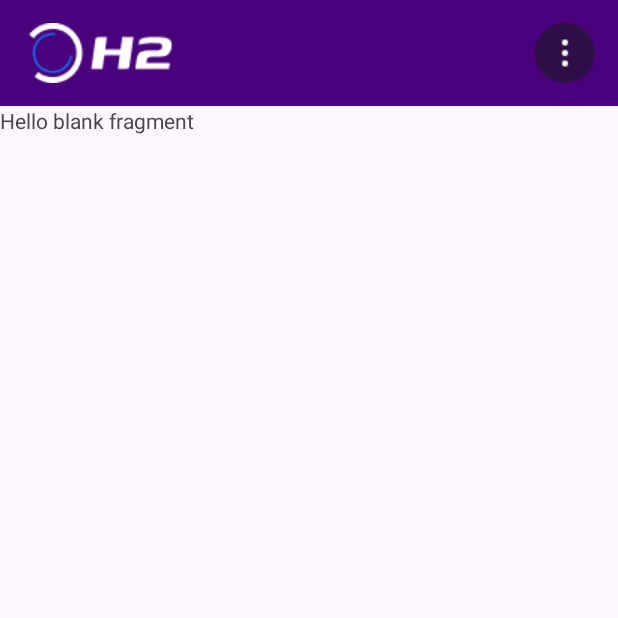
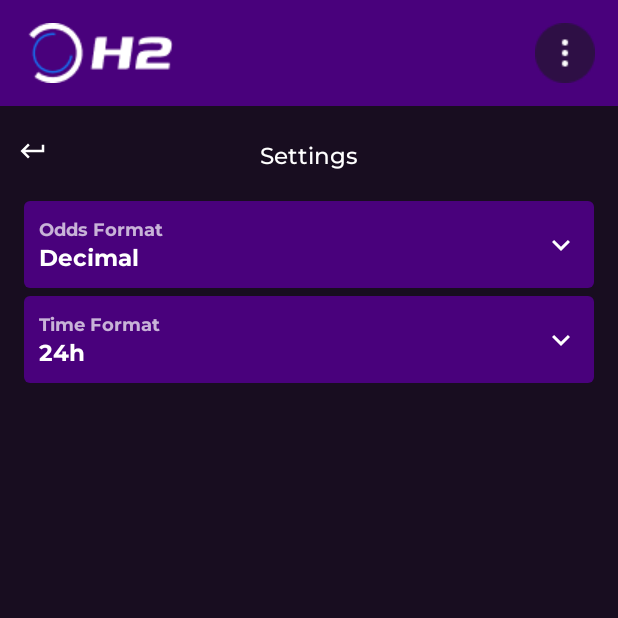
Before and after one commit to MisterEdinson/H2Bet, an Android app: the SettingsFragment screen opened through its navigation route, on a phone screen of 412 x 824 dp, the top half of it. Run offline under Robolectric (Android 15) with nearby library versions, the phone set to English and light mode, and no system bars.

Commit message:
add settings fragment

```diff
--- /dev/null
+++ b/app/src/main/res/drawable/ic_down.xml
@@ -0,0 +1,5 @@
+<vector android:height="24dp" android:tint="#FFFFFF"
+    android:viewportHeight="24" android:viewportWidth="24"
+    android:width="24dp" xmlns:android="http://schemas.android.com/apk/res/android">
+    <path android:fillColor="@android:color/white" android:pathData="M7.41,8.59L12,13.17l4.59,-4.58L18,10l-6,6 -6,-6 1.41,-1.41z"/>
+</vector>
--- a/app/src/main/res/layout/fragment_settings.xml
+++ b/app/src/main/res/layout/fragment_settings.xml
@@ -1,14 +1,57 @@
 <?xml version="1.0" encoding="utf-8"?>
-<FrameLayout xmlns:android="http://schemas.android.com/apk/res/android"
+<androidx.constraintlayout.widget.ConstraintLayout
+    xmlns:android="http://schemas.android.com/apk/res/android"
     xmlns:tools="http://schemas.android.com/tools"
+    xmlns:app="http://schemas.android.com/apk/res-auto"
+    android:background="#180D20"
     android:layout_width="match_parent"
     android:layout_height="match_parent"
     tools:context=".ui.settings.SettingsFragment">
 
-    <!-- TODO: Update blank fragment layout -->
+    <ImageView
+        android:id="@+id/btnReturn"
+        android:layout_width="wrap_content"
+        android:layout_height="wrap_content"
+        android:paddingVertical="20dp"
+        android:paddingHorizontal="12dp"
+        android:src="@drawable/ic_return"
+        app:layout_constraintStart_toStartOf="parent"
+        app:layout_constraintTop_toTopOf="parent" />
+
     <TextView
+        android:id="@+id/tvSettingsLabel"
+        android:layout_width="wrap_content"
+        android:layout_height="wrap_content"
+        android:layout_marginTop="22dp"
+        android:text="@string/settings"
+        android:textColor="@color/white"
+        android:textSize="15sp"
+        android:fontFamily="@font/montserrat_m"
+        app:layout_constraintEnd_toEndOf="parent"
+        app:layout_constraintStart_toStartOf="parent"
+        app:layout_constraintTop_toTopOf="parent" />
+
+    <include
+        android:id="@+id/incOdds"
+        layout="@layout/item_settings_odds"
         android:layout_width="match_parent"
-        android:layout_height="match_parent"
-        android:text="@string/hello_blank_fragment" />
+        android:layout_height="wrap_content"
+        android:layout_marginStart="16dp"
+        android:layout_marginTop="20dp"
+        android:layout_marginEnd="16dp"
+        app:layout_constraintEnd_toEndOf="parent"
+        app:layout_constraintStart_toStartOf="parent"
+        app:layout_constraintTop_toBottomOf="@+id/tvSettingsLabel" />
 
-</FrameLayout>
+    <include
+        layout="@layout/item_settings_time"
+        android:layout_width="match_parent"
+        android:layout_height="wrap_content"
+        android:layout_marginStart="16dp"
+        android:layout_marginTop="5dp"
+        android:layout_marginEnd="16dp"
+        app:layout_constraintEnd_toEndOf="parent"
+        app:layout_constraintStart_toStartOf="parent"
+        app:layout_constraintTop_toBottomOf="@+id/incOdds" />
+
+</androidx.constraintlayout.widget.ConstraintLayout>
--- /dev/null
+++ b/app/src/main/res/layout/item_settings_odds.xml
@@ -0,0 +1,41 @@
+<?xml version="1.0" encoding="utf-8"?>
+<androidx.constraintlayout.widget.ConstraintLayout
+    xmlns:android="http://schemas.android.com/apk/res/android"
+    android:layout_width="match_parent"
+    android:layout_height="wrap_content"
+    android:padding="10dp"
+    android:background="@drawable/item_league_bg"
+    xmlns:app="http://schemas.android.com/apk/res-auto">
+
+    <TextView
+        android:id="@+id/tvOddsLabel"
+        android:layout_width="wrap_content"
+        android:layout_height="wrap_content"
+        android:text="@string/odds_format"
+        android:fontFamily="@font/montserrat_b"
+        android:textSize="12sp"
+        android:textColor="#B3FFFFFF"
+        app:layout_constraintStart_toStartOf="parent"
+        app:layout_constraintTop_toTopOf="parent" />
+
+    <TextView
+        android:id="@+id/tvTypeOdds"
+        android:text="@string/decimal"
+        android:fontFamily="@font/montserrat_b"
+        android:textColor="@color/white"
+        android:textSize="15sp"
+        android:layout_width="wrap_content"
+        android:layout_height="wrap_content"
+        app:layout_constraintStart_toStartOf="parent"
+        app:layout_constraintTop_toBottomOf="@+id/tvOddsLabel" />
+
+    <ImageView
+        android:id="@+id/imgIndicatorOdds"
+        android:layout_width="wrap_content"
+        android:layout_height="wrap_content"
+        android:src="@drawable/ic_down"
+        app:layout_constraintBottom_toBottomOf="parent"
+        app:layout_constraintEnd_toEndOf="parent"
+        app:layout_constraintTop_toTopOf="parent" />
+
+</androidx.constraintlayout.widget.ConstraintLayout>
--- /dev/null
+++ b/app/src/main/res/layout/item_settings_time.xml
@@ -0,0 +1,41 @@
+<?xml version="1.0" encoding="utf-8"?>
+<androidx.constraintlayout.widget.ConstraintLayout
+    xmlns:android="http://schemas.android.com/apk/res/android"
+    xmlns:app="http://schemas.android.com/apk/res-auto"
+    android:padding="10dp"
+    android:background="@drawable/item_league_bg"
+    android:layout_width="match_parent"
+    android:layout_height="wrap_content">
+
+    <TextView
+        android:id="@+id/tvTimeLabel"
+        android:layout_width="wrap_content"
+        android:layout_height="wrap_content"
+        android:text="@string/time_format"
+        android:fontFamily="@font/montserrat_b"
+        android:textSize="12sp"
+        android:textColor="#B3FFFFFF"
+        app:layout_constraintStart_toStartOf="parent"
+        app:layout_constraintTop_toTopOf="parent" />
+
+    <TextView
+        android:id="@+id/tvTimeFormat"
+        android:text="@string/_24h"
+        android:fontFamily="@font/montserrat_b"
+        android:textColor="@color/white"
+        android:textSize="15sp"
+        android:layout_width="wrap_content"
+        android:layout_height="wrap_content"
+        app:layout_constraintStart_toStartOf="parent"
+        app:layout_constraintTop_toBottomOf="@+id/tvTimeLabel" />
+
+    <ImageView
+        android:id="@+id/imgIndicatorTime"
+        android:layout_width="wrap_content"
+        android:layout_height="wrap_content"
+        android:src="@drawable/ic_down"
+        app:layout_constraintBottom_toBottomOf="parent"
+        app:layout_constraintEnd_toEndOf="parent"
+        app:layout_constraintTop_toTopOf="parent" />
+
+</androidx.constraintlayout.widget.ConstraintLayout>
--- a/app/src/main/res/values/strings.xml
+++ b/app/src/main/res/values/strings.xml
@@ -10,4 +10,9 @@
     <string name="score_250">Score: 250</string>
     <string name="_5">5</string>
     <string name="campeonato_brasileiro_s_rie_a">CAMPEONATO BRASILEIRO. SÉRIE A</string>
+    <string name="settings">Settings</string>
+    <string name="decimal">Decimal</string>
+    <string name="odds_format">Odds Format</string>
+    <string name="time_format">Time Format</string>
+    <string name="_24h">24h</string>
 </resources>
```
